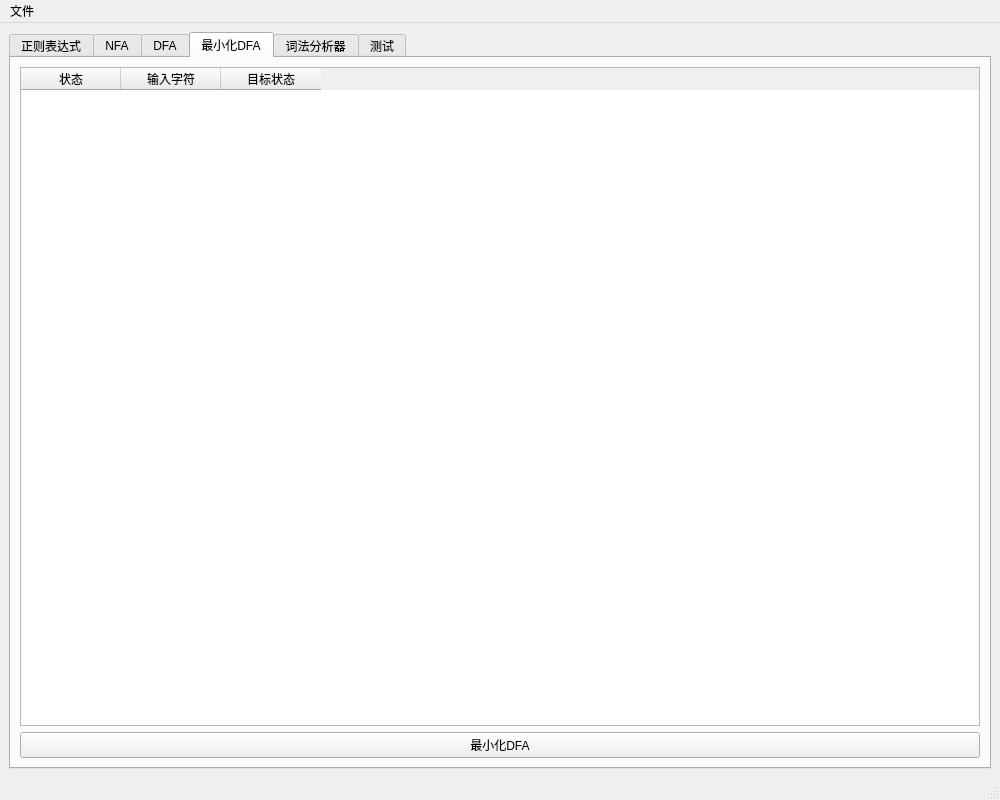
This is ui/mainwindow.ui in CrazyThought/byylCourseDesign as Qt 5 draws it before an edit. The edited form follows.
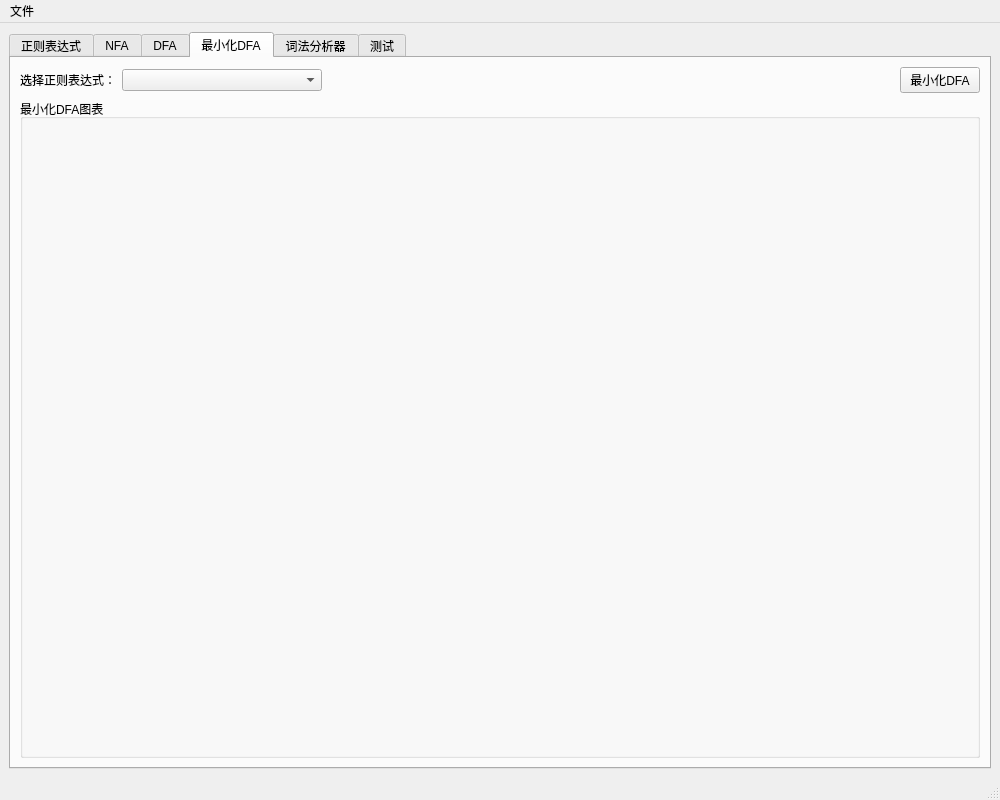
This is the edited form. The open tabs and pages were chosen to show the change.

Commit message:
feat: 实现展示图表切换与UI改进
- 新增词法分析器生成器核心逻辑，支持直接匹配和状态转移两种生成方法
- 重构UI界面，使用动态表格和分组框优化NFA/DFA显示
- 修复正则表达式引用替换问题，改用直接字符串替换确保正确性
- 完善词法分析器代码生成功能，支持错误处理和状态转移表
- 添加下拉列表事件处理，实现正则表达式选择切换功能
- 修复NFA/DFA显示逻辑问题，确保状态转移正确显示
- 新增测试用例和调试文档，完善项目文档体系

The edit to the form file:
```diff
--- a/ui/mainwindow.ui
+++ b/ui/mainwindow.ui
@@ -180,32 +180,52 @@
        </attribute>
        <layout class="QVBoxLayout" name="verticalLayout_5">
         <item>
-         <widget class="QTableWidget" name="tableMinDFA">
-          <property name="alternatingRowColors">
-           <bool>true</bool>
-          </property>
-          <column>
-           <property name="text">
-            <string>状态</string>
-           </property>
-          </column>
-          <column>
-           <property name="text">
-            <string>输入字符</string>
-           </property>
-          </column>
-          <column>
-           <property name="text">
-            <string>目标状态</string>
-           </property>
-          </column>
-         </widget>
+         <layout class="QHBoxLayout" name="horizontalLayout_7">
+          <item>
+           <widget class="QLabel" name="labelMinDFA">
+            <property name="text">
+             <string>选择正则表达式：</string>
+            </property>
+           </widget>
+          </item>
+          <item>
+           <widget class="QComboBox" name="comboBoxMinDFA">
+            <property name="minimumSize">
+             <size>
+              <width>200</width>
+              <height>0</height>
+             </size>
+            </property>
+           </widget>
+          </item>
+          <item>
+           <spacer name="horizontalSpacer_4">
+            <property name="orientation">
+             <enum>Qt::Orientation::Horizontal</enum>
+            </property>
+            <property name="sizeHint" stdset="0">
+             <size>
+              <width>40</width>
+              <height>20</height>
+             </size>
+            </property>
+           </spacer>
+          </item>
+          <item>
+           <widget class="QPushButton" name="btnMinimizeDFA">
+            <property name="text">
+             <string>最小化DFA</string>
+            </property>
+           </widget>
+          </item>
+         </layout>
         </item>
         <item>
-         <widget class="QPushButton" name="btnMinimizeDFA">
-          <property name="text">
-           <string>最小化DFA</string>
+         <widget class="QGroupBox" name="groupBoxMinDFA">
+          <property name="title">
+           <string>最小化DFA图表</string>
           </property>
+          <layout class="QVBoxLayout" name="verticalLayout_22"/>
          </widget>
         </item>
        </layout>
```
Left out of the diff: 110 changed lines with no effect on the pictures. The commit also changes 14 other files.
